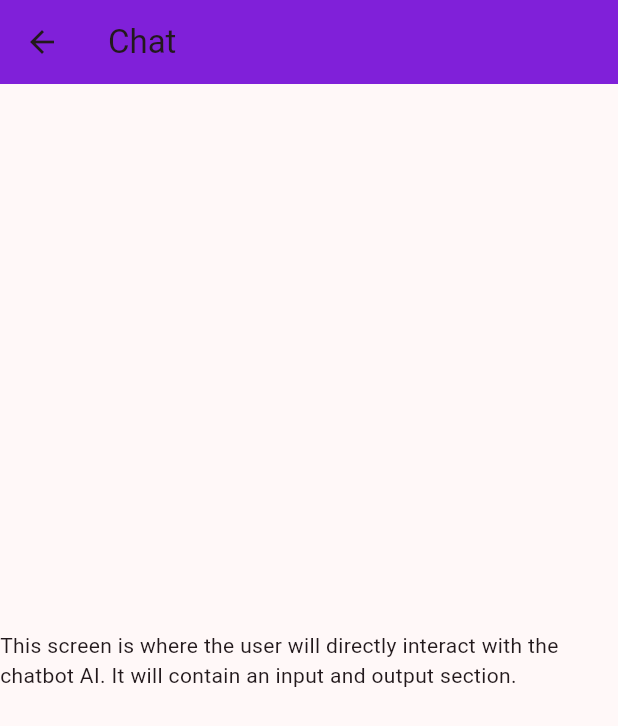
After one commit to akash17patel/CTRL-ALT-ELITE-CSCE-4901, a Flutter app: the screen it shows after launch, after a tap on the "menu" icon, after a tap on "Chat", on a phone screen of 412 x 824 dp. The commit adds this screen. Shown: the top 726 px of the screen. Run offline on Flutter 3.47's test engine with Material 2 defaults, Android fonts, the phone set to English and light mode, and no system bars; our stand-ins replace fl_chart, image_picker.

Commit message:
update screens

```diff
--- /dev/null
+++ b/lib/chat_screen.dart
@@ -0,0 +1,16 @@
+// chat_screen.dart
+import 'package:flutter/material.dart';
+import 'common.dart';
+
+class ChatScreen extends StatelessWidget {
+  @override
+  Widget build(BuildContext context) {
+    return Scaffold(
+      appBar: AppBar(title: Text('Chat')),
+      body: Center(
+          child: Text(
+              'This screen is where the user will directly interact with the'
+              ' chatbot AI. It will contain an input and output section.')),
+    );
+  }
+}
--- /dev/null
+++ b/lib/conversation_history_screen.dart
@@ -0,0 +1,16 @@
+// conversation_history_screen.dart
+import 'package:flutter/material.dart';
+import 'common.dart';
+
+class ConversationHistoryScreen extends StatelessWidget {
+  @override
+  Widget build(BuildContext context) {
+    return Scaffold(
+      appBar: AppBar(title: Text('Conversation History')),
+      body: Center(
+          child: Text('This screen will contain an organized, '
+              'and sortable list of conversations. Conversations will have tags'
+              ' and dates.')),
+    );
+  }
+}
--- a/lib/menu_drawer.dart
+++ b/lib/menu_drawer.dart
@@ -1,5 +1,9 @@
 import 'package:flutter/material.dart';
+import 'package:mindlift_flutter/chat_screen.dart';
+import 'package:mindlift_flutter/conversation_history_screen.dart';
+import 'package:mindlift_flutter/emotion_history.dart';
 import 'package:mindlift_flutter/goals_screen.dart';
+import 'package:mindlift_flutter/login_screen.dart';
 import 'package:mindlift_flutter/settings.dart';
 import 'common.dart';
 import 'password_reset_page.dart';
@@ -12,6 +16,30 @@ class SettingsDrawer extends StatelessWidget {
       child: Column(
         children: <Widget>[
           buildDrawerHeader('Menu'),
+          ListTile(
+            title: Text('Login'),
+            onTap: () {
+              Navigator.of(context).push(
+                MaterialPageRoute(
+                  builder: (context) {
+                    return LoginScreen();
+                  },
+                ),
+              );
+            },
+          ),
+          ListTile(
+            title: Text('Chat'),
+            onTap: () {
+              Navigator.of(context).push(
+                MaterialPageRoute(
+                  builder: (context) {
+                    return ChatScreen();
+                  },
+                ),
+              );
+            },
+          ),
           ListTile(
             title: Text('My Goals'),
             onTap: () {
@@ -31,6 +59,30 @@ class SettingsDrawer extends StatelessWidget {
                 MaterialPageRoute(
                   builder: (context) {
                     return MyProfilePage();
+                  },
+                ),
+              );
+            },
+          ),
+          ListTile(
+            title: Text('Conversation History'),
+            onTap: () {
+              Navigator.of(context).push(
+                MaterialPageRoute(
+                  builder: (context) {
+                    return ConversationHistoryScreen();
+                  },
+                ),
+              );
+            },
+          ),
+          ListTile(
+            title: Text('Emotion History'),
+            onTap: () {
+              Navigator.of(context).push(
+                MaterialPageRoute(
+                  builder: (context) {
+                    return EmotionHistory();
                   },
                 ),
               );
```
Also changed, not shown: lib/emotion_history.dart (added, +13 -0 lines), lib/login_screen.dart (added, +13 -0 lines).
